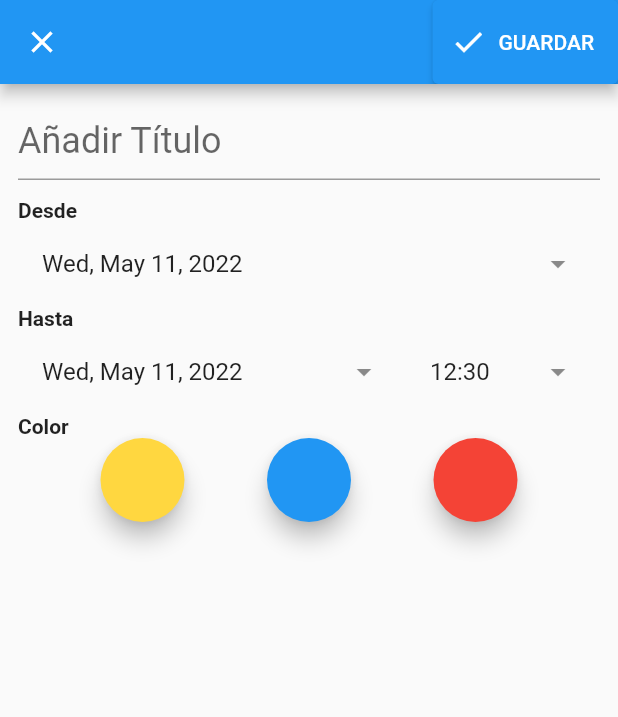
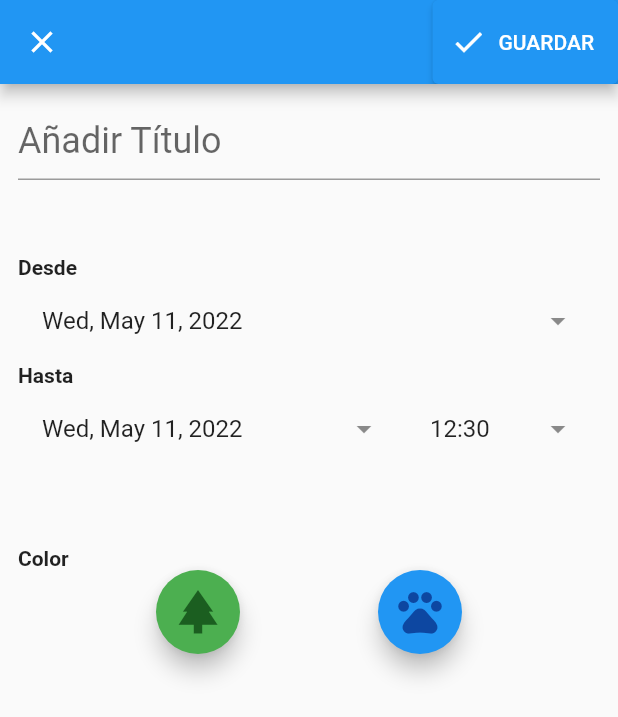
Before and after one commit to jhadechni/Qpets-App, a Flutter app: the EventEditingPage screen opened directly, on a phone screen of 412 x 824 dp. Shown: the top 717 px of the screen. Run offline on Flutter 3.47's test engine with Material 2 defaults, Android fonts, the phone set to English and light mode, and no system bars; our stand-ins replace carousel_slider, cloud_firestore, curved_navigation_bar, firebase_auth, firebase_core, font_awesome_flutter and 10 more; missing offline and left inert: flutter_config, google_place, hawk_fab_menu, syncfusion_flutter_core; accounts and stored records are empty; network calls fail.

Commit message:
feat:added colors and icons to buttons

```diff
--- a/lib/ui/pages/calendar/event_editing_page.dart
+++ b/lib/ui/pages/calendar/event_editing_page.dart
@@ -49,11 +49,12 @@ class _EventEditingPageState extends State<EventEditingPage> {
           child: Form(
             key: _formKey,
             child: Column(
-              mainAxisSize: MainAxisSize.min,
+              mainAxisAlignment: MainAxisAlignment.spaceEvenly,
               children: <Widget>[
                 buildTitle(),
-                const SizedBox(height: 12),
+                const SizedBox(height: 50),
                 buildDateTimePickers(),
+                const SizedBox(height: 50),
                 colorPicker(),
               ],
             ), // Column
@@ -70,12 +71,17 @@ class _EventEditingPageState extends State<EventEditingPage> {
                 mainAxisAlignment: MainAxisAlignment.spaceEvenly,
                 children: [
                   FloatingActionButton(
-                    backgroundColor: Colors.amberAccent,
+                    backgroundColor: Colors.green,
                     onPressed: () {
                       setState(() {
-                        bgColor = Colors.amberAccent;
+                        bgColor = Colors.green;
                       });
                     },
+                    child: Icon(
+                      Icons.park_sharp,
+                      size: 35,
+                      color: Colors.green[900],
+                    ),
                   ),
                   FloatingActionButton(
                     backgroundColor: Colors.blue,
@@ -84,14 +90,12 @@ class _EventEditingPageState extends State<EventEditingPage> {
                         bgColor = Colors.blue;
                       });
                     },
-                  ),
-                  FloatingActionButton(
-                    backgroundColor: Colors.red,
-                    onPressed: () {
-                      setState(() {
-                        bgColor = Colors.red;
-                      });
-                    },
+
+                    child: Icon(
+                      Icons.pets,
+                      size: 35,
+                      color: Colors.blue[900],
+                    ),
                   ),
                 ],
               ))
@@ -136,6 +140,7 @@ class _EventEditingPageState extends State<EventEditingPage> {
         controller: titleController,
       );
   Widget buildDateTimePickers() => Column(
+        mainAxisAlignment: MainAxisAlignment.center,
         children: [buildFrom(), buildTo()],
       );
 
```
